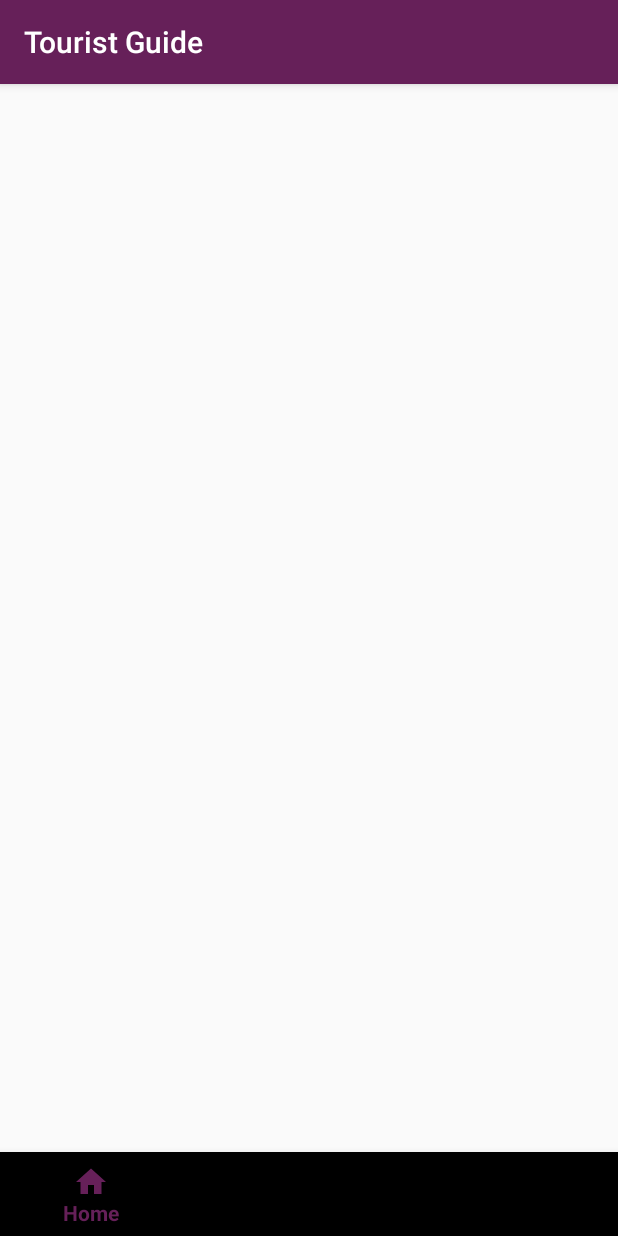
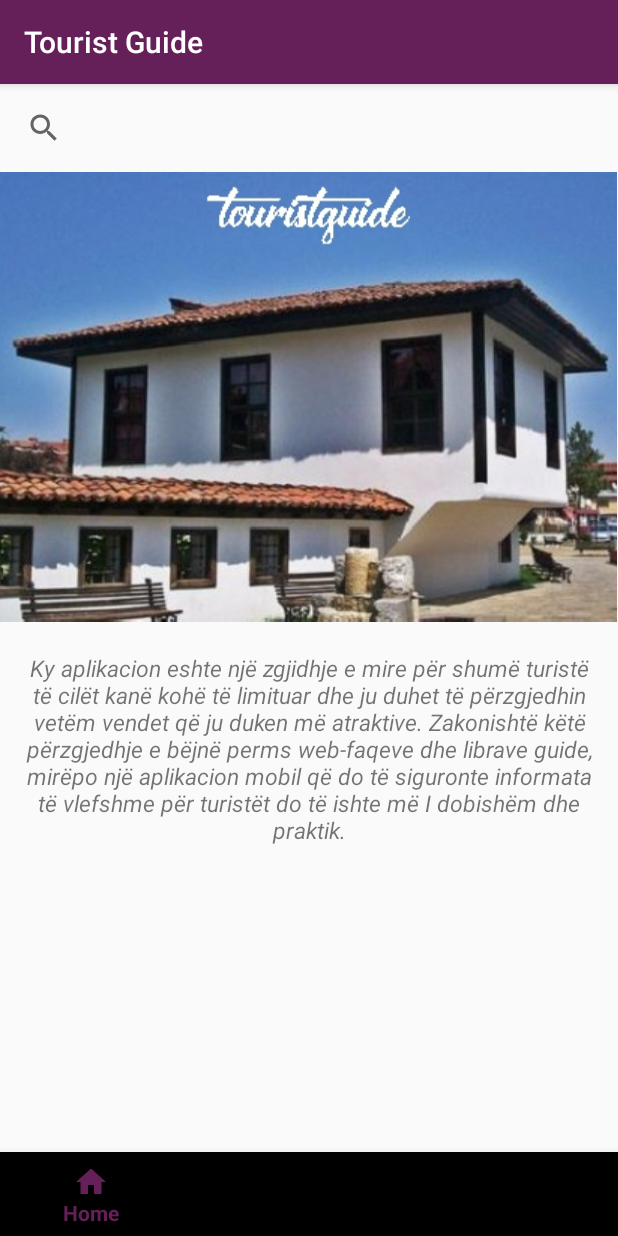
Before and after one commit to diellzacunaj/TouristGuide, an Android app: the MainActivity screen opened directly, with no data from a screen before it, on a phone screen of 412 x 824 dp. Run offline under Robolectric (Android 15) with nearby library versions, the phone set to English and light mode, and no system bars.

Commit message:
Diellza Cunaj-Improved files for item home of bottom navigation

```diff
--- a/app/src/main/AndroidManifest.xml
+++ b/app/src/main/AndroidManifest.xml
@@ -18,7 +18,7 @@
                 <category android:name="android.intent.category.LAUNCHER" />
             </intent-filter>
         </activity>
-        <activity android:name=".Home"></activity>
+
         <activity android:name=".Activities.MainActivity" />
         <activity android:name=".Activities.ScanQRCodeActivity" />
 
--- a/app/src/main/java/diellza/touristguide/Activities/MainActivity.java
+++ b/app/src/main/java/diellza/touristguide/Activities/MainActivity.java
@@ -6,11 +6,12 @@ import android.support.v4.app.Fragment;
 import android.support.v7.app.AppCompatActivity;
 import android.os.Bundle;
 import android.view.MenuItem;
-import android.widget.TextView;
+
 
 import diellza.touristguide.Fragments.CategoryFragment;
 import diellza.touristguide.Fragments.ScanFragment;
 import diellza.touristguide.Helpers.DisableShiftingBNV;
+import diellza.touristguide.Home;
 import diellza.touristguide.R;
 
 public class MainActivity extends AppCompatActivity {
@@ -24,6 +25,9 @@ public class MainActivity extends AppCompatActivity {
         public boolean onNavigationItemSelected(@NonNull MenuItem item) {
             switch (item.getItemId()) {
                 case R.id.navigation_home:
+                    fragment=new Home();
+                    getSupportFragmentManager().beginTransaction()
+                            .replace(R.id.flContent, fragment, fragment.getClass().getSimpleName()).addToBackStack(null).commit();
                     return true;
                 case R.id.navigation_scan:
                     fragment=new ScanFragment();
@@ -50,7 +54,12 @@ public class MainActivity extends AppCompatActivity {
 
 
 
+        fragment=new Home();
+        getSupportFragmentManager().beginTransaction()
+                .replace(R.id.flContent, fragment, fragment.getClass().getSimpleName()).commit();
+
         BottomNavigationView navigation = (BottomNavigationView) findViewById(R.id.mainBN);
+
         DisableShiftingBNV.disableShiftingMode(navigation);
         navigation.setOnNavigationItemSelectedListener(mOnNavigationItemSelectedListener);
     }
--- a/app/src/main/java/diellza/touristguide/Home.java
+++ b/app/src/main/java/diellza/touristguide/Home.java
@@ -1,30 +1,34 @@
 package diellza.touristguide;
 
-import android.content.Intent;
-import android.support.v7.app.AppCompatActivity;
+import android.support.annotation.Nullable;
+import android.support.v4.app.Fragment;
+
+
 import android.os.Bundle;
+import android.view.LayoutInflater;
 import android.view.View;
+import android.view.ViewGroup;
 import android.widget.Button;
 import android.widget.SearchView;
 
-import diellza.touristguide.Activities.MainActivity;
-import diellza.touristguide.Activities.ScanQRCodeActivity;
-import diellza.touristguide.Adapters.CategoryRecyclerViewAdapter;
-import diellza.touristguide.Fragments.CategoryFragment;
-import diellza.touristguide.Fragments.ScanFragment;
-import diellza.touristguide.Models.Category;
 
-public class Home extends AppCompatActivity {
+
+
+
+public class Home extends Fragment {
 
     Button view_categories, qr_code;
     SearchView searchView;
 
+    @Nullable
     @Override
-    protected void onCreate(Bundle savedInstanceState) {
-        super.onCreate(savedInstanceState);
-        setContentView(R.layout.activity_home);
+    public View onCreateView(LayoutInflater inflater, @Nullable ViewGroup container, @Nullable Bundle savedInstanceState) {
 
-        searchView = new SearchView(this);
+        View v=inflater.inflate(R.layout.activity_home,container,false);
+
+
+
+        searchView = new SearchView(getContext());
         searchView.setOnSearchClickListener(new View.OnClickListener() {
             @Override
             public void onClick(View v) {
@@ -32,25 +36,12 @@ public class Home extends AppCompatActivity {
             }
         });
 
-        view_categories = (Button)findViewById(R.id.view_categories);
-        qr_code = (Button)findViewById(R.id.qr_code);
 
-        view_categories.setOnClickListener(new View.OnClickListener() {
-            @Override
-            public void onClick(View v) {
-                Intent intent = new Intent(Home.this, MainActivity.class);
-                startActivity(intent);
-            }
-        });
 
-        qr_code.setOnClickListener(new View.OnClickListener() {
-            @Override
-            public void onClick(View v) {
-                Intent intent = new Intent(Home.this, ScanQRCodeActivity.class);
-                startActivity(intent);
-            }
-        });
+        return v;
 
     }
 
+
+
 }
--- a/app/src/main/java/diellza/touristguide/WelcomePage.java
+++ b/app/src/main/java/diellza/touristguide/WelcomePage.java
@@ -47,8 +47,9 @@ public class WelcomePage extends Activity {
     }
 
     private void startApp () {
-        Intent intent = new Intent (WelcomePage.this,Home.class);
+        Intent intent = new Intent (WelcomePage.this,MainActivity.class);
         startActivity(intent);
     }
 
+
 }
--- a/app/src/main/res/layout/activity_home.xml
+++ b/app/src/main/res/layout/activity_home.xml
@@ -1,5 +1,10 @@
 <?xml version="1.0" encoding="utf-8"?>
-<LinearLayout xmlns:android="http://schemas.android.com/apk/res/android"
+<android.support.v4.widget.NestedScrollView
+    xmlns:android="http://schemas.android.com/apk/res/android"
+    android:layout_width="match_parent"
+    android:layout_height="match_parent"
+   >
+<LinearLayout
     android:layout_width="match_parent"
     android:layout_height="match_parent"
     android:gravity="center_horizontal"
@@ -16,31 +21,19 @@
 
     <ImageView
         android:layout_width="wrap_content"
-        android:layout_height="310dp"
+        android:layout_height="300dp"
         android:background="@drawable/lidhja_prizrenit"
-        android:layout_marginBottom="20dp"/>
+        android:layout_marginBottom="10dp"/>
+    <TextView
+        android:id="@+id/teksti"
+        android:padding="10dp"
+        android:layout_width="match_parent"
+        android:layout_height="wrap_content"
+        android:text="@string/about_project"
+        android:textSize="15sp"
+        android:textStyle="italic"
+        android:gravity="center"
+        />
 
-    <LinearLayout
-        android:layout_width="wrap_content"
-        android:layout_height="wrap_content"
-        android:orientation="horizontal">
-
-
-        <Button
-            android:id="@+id/view_categories"
-            android:layout_width="170dp"
-            android:layout_height="100dp"
-            android:drawableTop="@drawable/map_ic"
-            android:textAllCaps="false"
-            android:text="@string/map"/>
-
-        <Button
-            android:id="@+id/qr_code"
-            android:layout_width="170dp"
-            android:layout_height="100dp"
-            android:drawableTop="@drawable/qr_code_ic"
-            android:textAllCaps="false"
-            android:text="@string/qr_code"/>
-
-    </LinearLayout>
 </LinearLayout>
+</android.support.v4.widget.NestedScrollView>
--- a/app/src/main/res/menu/navigation.xml
+++ b/app/src/main/res/menu/navigation.xml
@@ -1,5 +1,6 @@
 <?xml version="1.0" encoding="utf-8"?>
-<menu xmlns:android="http://schemas.android.com/apk/res/android">
+<menu xmlns:android="http://schemas.android.com/apk/res/android"
+    xmlns:app="http://schemas.android.com/apk/res-auto">
 
     <item
         android:id="@+id/navigation_home"
--- a/app/src/main/res/values/strings.xml
+++ b/app/src/main/res/values/strings.xml
@@ -8,4 +8,8 @@
     <string name="scan_label">Scan the QR code on the poster and see further informations about monuments</string>
     <string name="map">Shfleto Vendet Kulturore</string>
     <string name="qr_code">Skano QR Code\n</string>
+    <string name="about_project">Ky aplikacion eshte një zgjidhje e mire për shumë turistë të cilët kanë kohë të limituar dhe ju
+duhet të përzgjedhin vetëm vendet që ju duken më atraktive. Zakonishtë këtë përzgjedhje e bëjnë
+perms web-faqeve dhe librave guide, mirëpo një aplikacion mobil që do të siguronte informata të
+vlefshme për turistët do të ishte më I dobishëm dhe praktik.</string>
 </resources>
```
